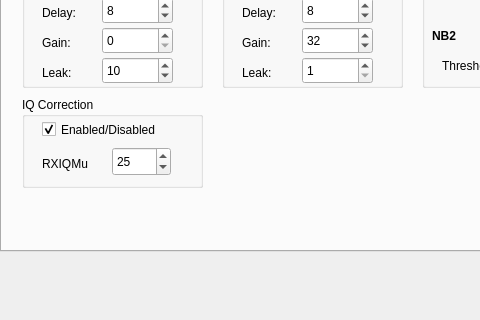
alexlee188/ghpsdr3-alex, file trunk/src/QtRadio/Configure.ui: the form before one commit; both pictures show x 0 to 480 and y 89 to 409 of the 688 by 409 pixel window.
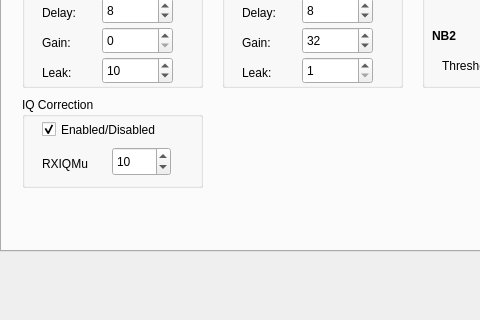
The form after the commit. The open tabs and pages were chosen to show the change.

Commit message: Changed range of RxIQmu spinbox & tidied code

```diff
--- a/trunk/src/QtRadio/Configure.ui
+++ b/trunk/src/QtRadio/Configure.ui
@@ -1167,11 +1167,17 @@
         <height>29</height>
        </rect>
       </property>
+      <property name="minimum">
+       <number>-10</number>
+      </property>
       <property name="maximum">
-       <number>100</number>
+       <number>30</number>
+      </property>
+      <property name="singleStep">
+       <number>2</number>
       </property>
       <property name="value">
-       <number>25</number>
+       <number>10</number>
       </property>
      </widget>
      <widget class="QLabel" name="label_33">
```
Left out of the diff: 2 changed lines with no effect on the pictures. The commit also changes 2 other files.
